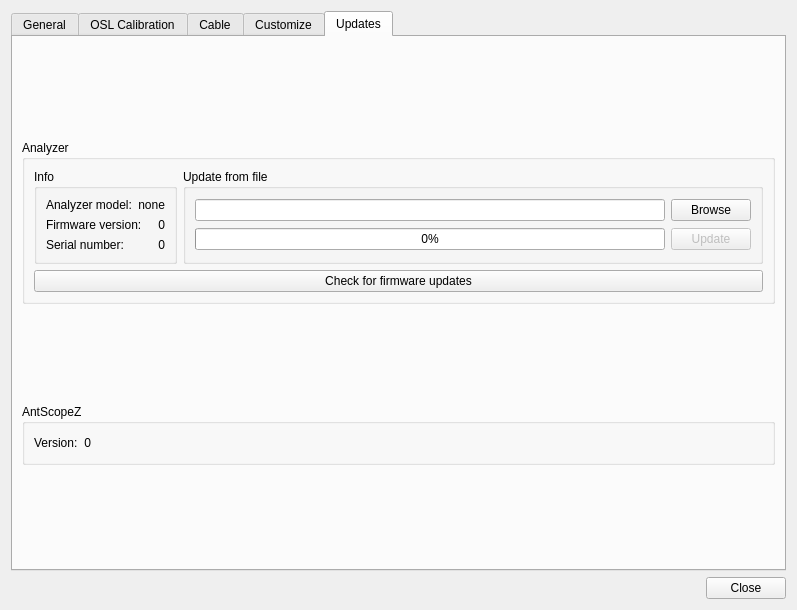
Old version of the form settings.ui in the repository K4HEZ/AntScopeZ.
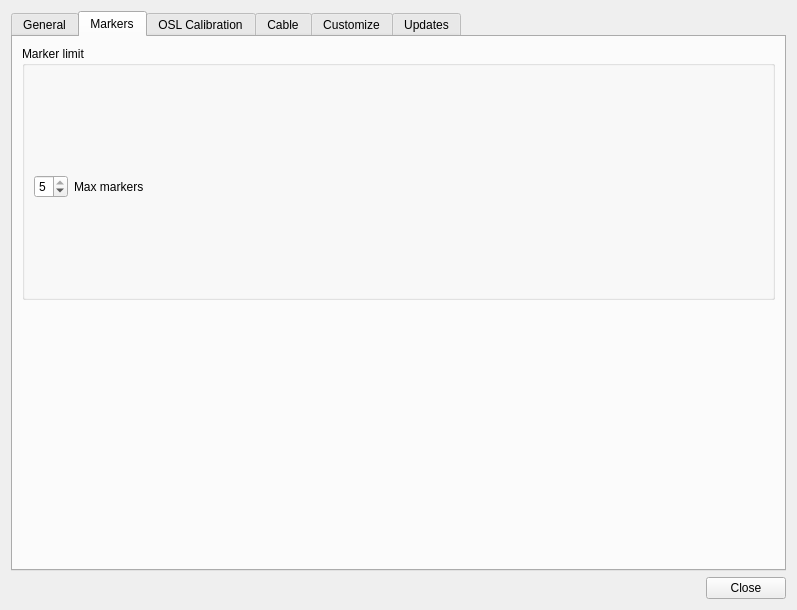
New version of the form. The open tabs and pages were chosen to show the change. Custom widgets are drawn as their Qt base class.

Commit message: Add Settings > Markers tab: column picker + max-markers cap

What changed in the file:
```diff
--- a/settings.ui
+++ b/settings.ui
@@ -357,6 +357,74 @@
        </item>
       </layout>
      </widget>
+     <widget class="QWidget" name="Markers">
+      <attribute name="title">
+       <string>Markers</string>
+      </attribute>
+      <layout class="QVBoxLayout" name="verticalLayout_markers">
+       <item>
+        <widget class="QGroupBox" name="groupBox_markers">
+         <property name="title">
+          <string>Marker limit</string>
+         </property>
+         <layout class="QHBoxLayout" name="horizontalLayout_maxMarkers">
+          <property name="topMargin">
+           <number>20</number>
+          </property>
+          <item>
+           <widget class="QSpinBox" name="spinBoxMaxMarkers">
+            <property name="toolTip">
+             <string>The maximum number of markers that can be placed at once</string>
+            </property>
+            <property name="minimum">
+             <number>1</number>
+            </property>
+            <property name="maximum">
+             <number>5</number>
+            </property>
+            <property name="value">
+             <number>5</number>
+            </property>
+           </widget>
+          </item>
+          <item>
+           <widget class="QLabel" name="label_maxMarkers">
+            <property name="toolTip">
+             <string>The maximum number of markers that can be placed at once</string>
+            </property>
+            <property name="text">
+             <string>Max markers</string>
+            </property>
+           </widget>
+          </item>
+          <item>
+           <spacer name="horizontalSpacer_maxMarkers">
+            <property name="orientation">
+             <enum>Qt::Horizontal</enum>
+            </property>
+            <property name="sizeHint" stdset="0">
+             <size>
+              <width>40</width>
+              <height>20</height>
+             </size>
+            </property>
+           </spacer>
+          </item>
+         </layout>
+        </widget>
+       </item>
+       <item>
+        <widget class="DualListWidget" name="dualListMarkersColumns" native="true">
+         <property name="availableLabel">
+          <string>Available</string>
+         </property>
+         <property name="visibleLabel">
+          <string>Selected</string>
+         </property>
+        </widget>
+       </item>
+      </layout>
+     </widget>
      <widget class="QWidget" name="Calibration">
       <attribute name="title">
        <string>OSL Calibration</string>
@@ -1553,6 +1621,14 @@
   <tabstop>updateBtn</tabstop>
   <tabstop>checkUpdatesBtn</tabstop>
  </tabstops>
+ <customwidgets>
+  <customwidget>
+   <class>DualListWidget</class>
+   <extends>QWidget</extends>
+   <header location="global">duallistwidget.h</header>
+   <container>1</container>
+  </customwidget>
+ </customwidgets>
  <resources/>
  <connections/>
 </ui>
```
Left out of the diff: 2 changed lines with no effect on the pictures. The commit also changes 8 other files.
